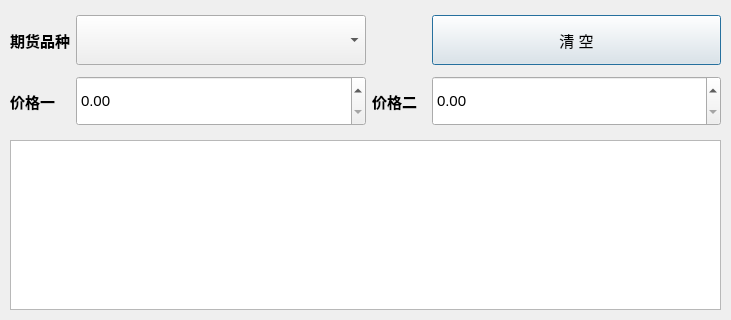
First picture: the form in ui/short_term_trading.ui, repository AchillesL/EnergyX, before the edit.
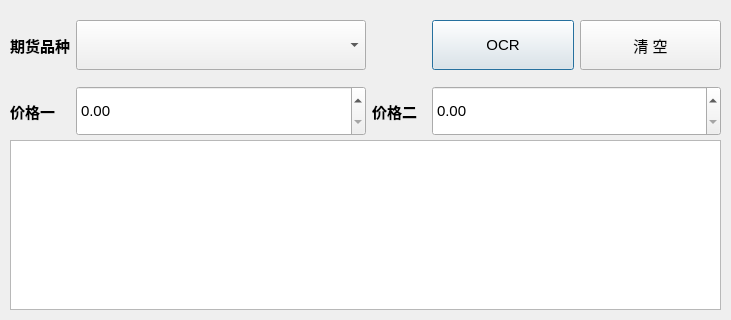
Second picture: the form after the edit.

```diff
--- a/ui/short_term_trading.ui
+++ b/ui/short_term_trading.ui
@@ -49,7 +49,7 @@
      <x>10</x>
      <y>10</y>
      <width>711</width>
-     <height>121</height>
+     <height>137</height>
     </rect>
    </property>
    <layout class="QGridLayout" name="gridLayout">
@@ -178,6 +178,26 @@
      </widget>
     </item>
     <item row="0" column="3">
+     <layout class="QHBoxLayout" name="horizontalLayout">
+      <item>
+       <widget class="QPushButton" name="pushButton_ocr">
+        <property name="minimumSize">
+         <size>
+          <width>0</width>
+          <height>50</height>
+         </size>
+        </property>
+        <property name="font">
+         <font>
+          <pointsize>11</pointsize>
+         </font>
+        </property>
+        <property name="text">
+         <string>OCR</string>
+        </property>
+       </widget>
+      </item>
+      <item>
      <widget class="QPushButton" name="pushButton_empty">
       <property name="minimumSize">
        <size>
@@ -194,6 +214,8 @@
        <string>清 空</string>
       </property>
      </widget>
+      </item>
+     </layout>
     </item>
    </layout>
   </widget>
```
Left out of the diff: 38 changed lines with no effect on the pictures. Lines whose indentation alone changed are shown as unchanged.
